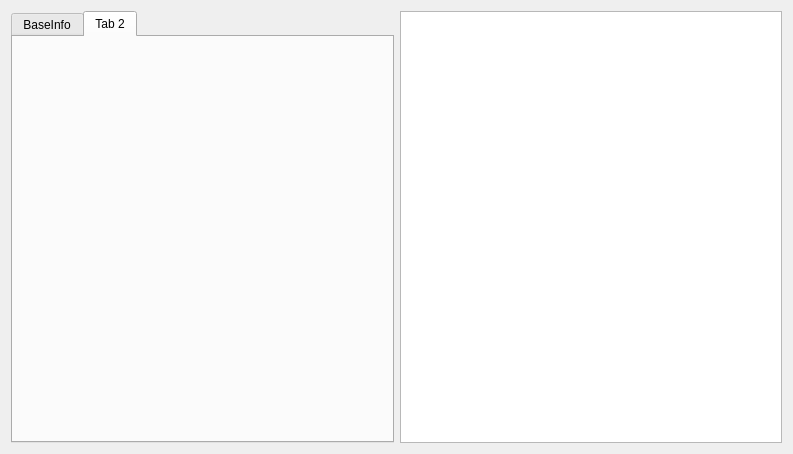
Qt form MediaPlayer--FFMepeg/MediaPlayer--FFMepeg/MediaPlayerFFMepeg.ui (LeventureQys/MediaPlay-FFmpeg) before a commit.
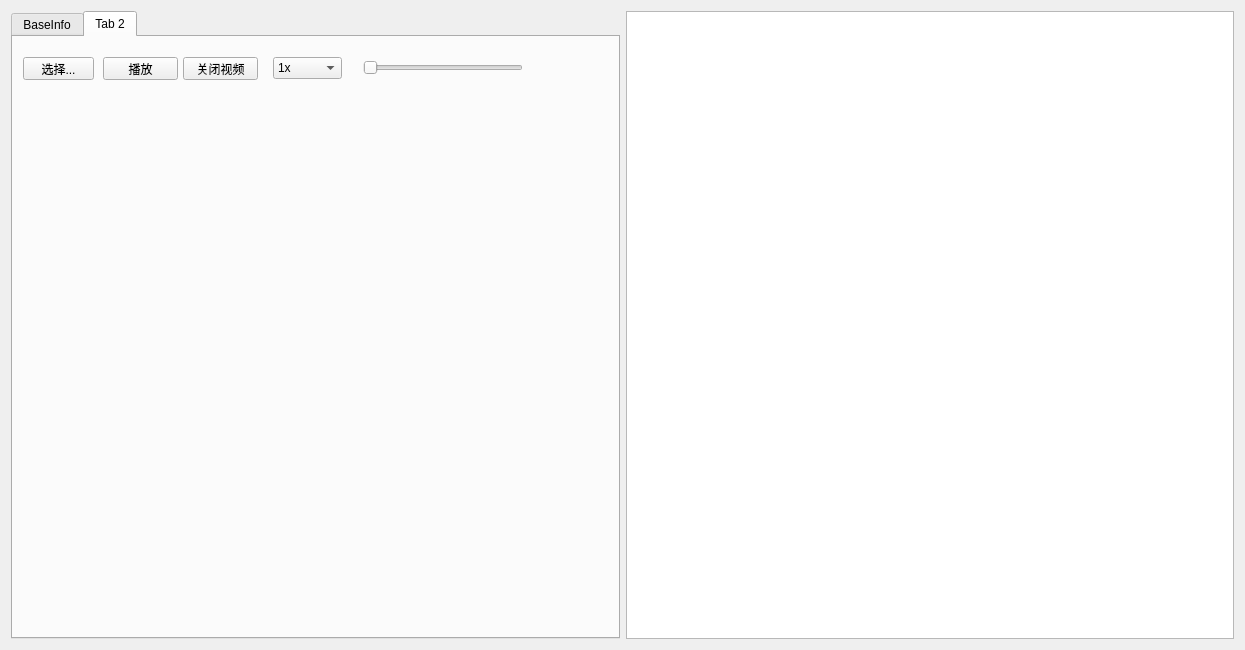
The same form after that commit. The open tabs and pages were chosen to show the change.

```diff
--- a/MediaPlayer--FFMepeg/MediaPlayer--FFMepeg/MediaPlayerFFMepeg.ui
+++ b/MediaPlayer--FFMepeg/MediaPlayer--FFMepeg/MediaPlayerFFMepeg.ui
@@ -6,8 +6,8 @@
    <rect>
     <x>0</x>
     <y>0</y>
-    <width>793</width>
-    <height>454</height>
+    <width>1245</width>
+    <height>650</height>
    </rect>
   </property>
   <property name="windowTitle">
@@ -94,6 +94,109 @@
        <attribute name="title">
         <string>Tab 2</string>
        </attribute>
+       <widget class="QWidget" name="wid_mediaplayer" native="true">
+        <property name="geometry">
+         <rect>
+          <x>10</x>
+          <y>60</y>
+          <width>587</width>
+          <height>535</height>
+         </rect>
+        </property>
+       </widget>
+       <widget class="QPushButton" name="pushButton">
+        <property name="geometry">
+         <rect>
+          <x>10</x>
+          <y>20</y>
+          <width>71</width>
+          <height>23</height>
+         </rect>
+        </property>
+        <property name="text">
+         <string>选择...</string>
+        </property>
+       </widget>
+       <widget class="QPushButton" name="pushButton_2">
+        <property name="geometry">
+         <rect>
+          <x>90</x>
+          <y>20</y>
+          <width>75</width>
+          <height>23</height>
+         </rect>
+        </property>
+        <property name="text">
+         <string>播放</string>
+        </property>
+       </widget>
+       <widget class="QPushButton" name="pushButton_3">
+        <property name="geometry">
+         <rect>
+          <x>170</x>
+          <y>20</y>
+          <width>75</width>
+          <height>23</height>
+         </rect>
+        </property>
+        <property name="text">
+         <string>关闭视频</string>
+        </property>
+       </widget>
+       <widget class="QComboBox" name="comboBox">
+        <property name="geometry">
+         <rect>
+          <x>260</x>
+          <y>20</y>
+          <width>69</width>
+          <height>22</height>
+         </rect>
+        </property>
+        <property name="whatsThis">
+         <string>&lt;html&gt;&lt;head/&gt;&lt;body&gt;&lt;p&gt;播放速度&lt;/p&gt;&lt;/body&gt;&lt;/html&gt;</string>
+        </property>
+        <item>
+         <property name="text">
+          <string>1x</string>
+         </property>
+        </item>
+        <item>
+         <property name="text">
+          <string>1.5x</string>
+         </property>
+        </item>
+        <item>
+         <property name="text">
+          <string>2x</string>
+         </property>
+        </item>
+        <item>
+         <property name="text">
+          <string>2.5x</string>
+         </property>
+        </item>
+        <item>
+         <property name="text">
+          <string>3x</string>
+         </property>
+        </item>
+       </widget>
+       <widget class="QSlider" name="horizontalSlider">
+        <property name="geometry">
+         <rect>
+          <x>350</x>
+          <y>20</y>
+          <width>160</width>
+          <height>22</height>
+         </rect>
+        </property>
+        <property name="whatsThis">
+         <string>&lt;html&gt;&lt;head/&gt;&lt;body&gt;&lt;p&gt;音量&lt;/p&gt;&lt;/body&gt;&lt;/html&gt;</string>
+        </property>
+        <property name="orientation">
+         <enum>Qt::Horizontal</enum>
+        </property>
+       </widget>
       </widget>
      </widget>
     </item>
```
Left out of the diff: 2 changed lines with no effect on the pictures.
